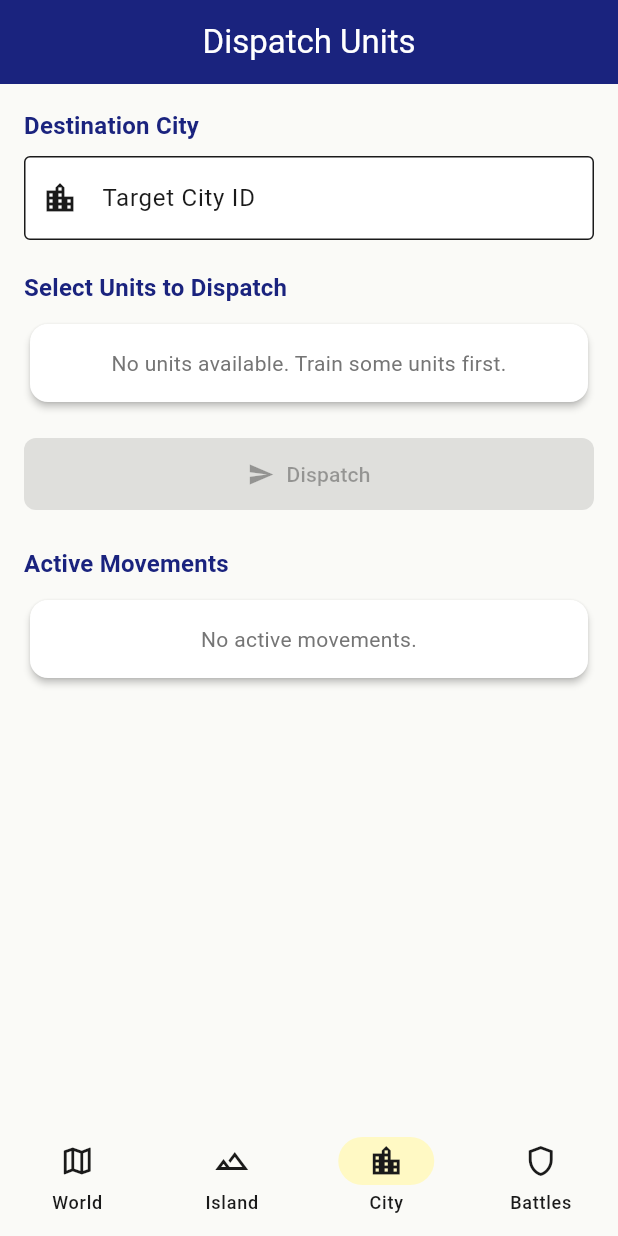
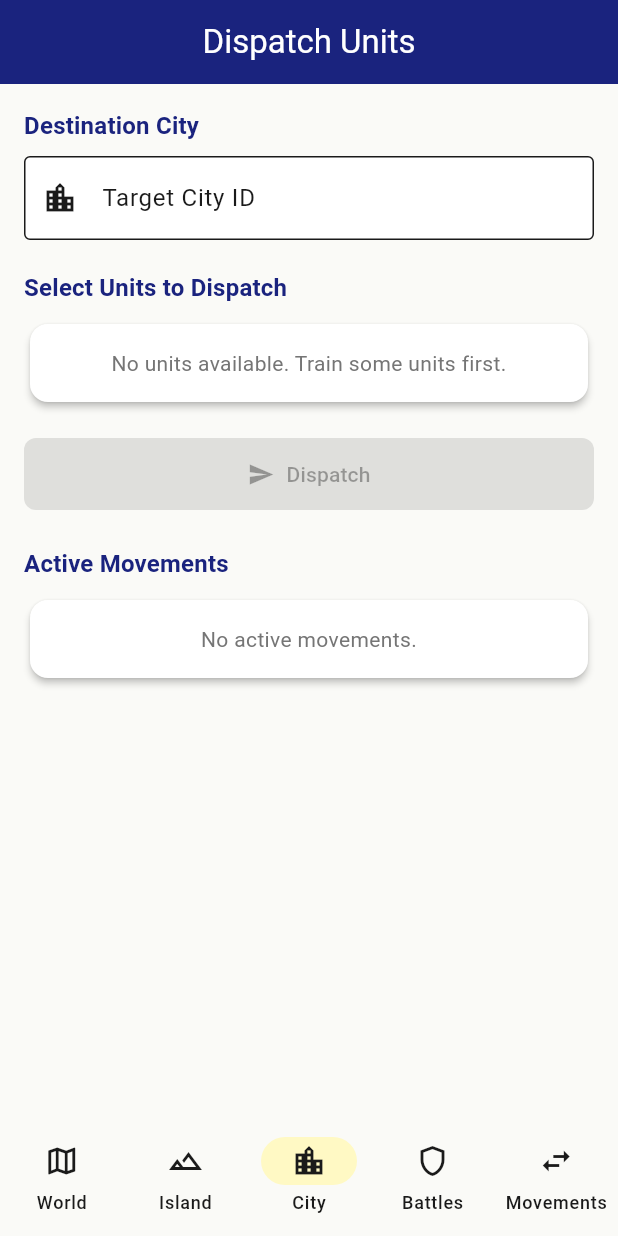
Before and after one commit to stargazercoder/ikariam-fake, a Flutter app: the DispatchScreen screen opened by its route, on a phone screen of 412 x 824 dp. Run offline on Flutter 3.47's test engine with Material 3 defaults, Android fonts, the light colour scheme and no system bars; our stand-ins replace fl_chart, flutter_riverpod, go_router, supabase_flutter; accounts and stored records are empty.

Commit message:
feat(14-02): add movements route and fifth navigation tab
- Add _movementsNavigatorKey and /movements StatefulShellBranch to app_router.dart
- Import MovementsScreen in app_router.dart
- Add fifth NavigationDestination with swap_horiz icon to main_shell_screen.dart
- Update class doc comment to document Index 4: Movements

```diff
--- a/lib/features/map/screens/main_shell_screen.dart
+++ b/lib/features/map/screens/main_shell_screen.dart
@@ -4,7 +4,7 @@ import 'package:go_router/go_router.dart';
 
 import '../../../core/dev/dev_toolbar.dart';
 
-/// Shell scaffold that wraps all four main game views with a bottom navigation bar.
+/// Shell scaffold that wraps all five main game views with a bottom navigation bar.
 ///
 /// This widget is the builder for [StatefulShellRoute.indexedStack] and provides
 /// the persistent navigation between:
@@ -12,6 +12,7 @@ import '../../../core/dev/dev_toolbar.dart';
 ///   - Index 1: Island (city slots on a selected island)
 ///   - Index 2: City (existing city management screen)
 ///   - Index 3: Battles (active and completed battles list)
+///   - Index 4: Movements (all in-transit armies and cargo ships)
 class MainShellScreen extends StatelessWidget {
   const MainShellScreen({
     super.key,
@@ -53,6 +54,11 @@ class MainShellScreen extends StatelessWidget {
             selectedIcon: Icon(Icons.shield),
             label: 'Battles',
           ),
+          NavigationDestination(
+            icon: Icon(Icons.swap_horiz_outlined),
+            selectedIcon: Icon(Icons.swap_horiz),
+            label: 'Movements',
+          ),
         ],
       ),
     );
```
Also changed, not shown: lib/core/router/app_router.dart (+15 -0 lines).
